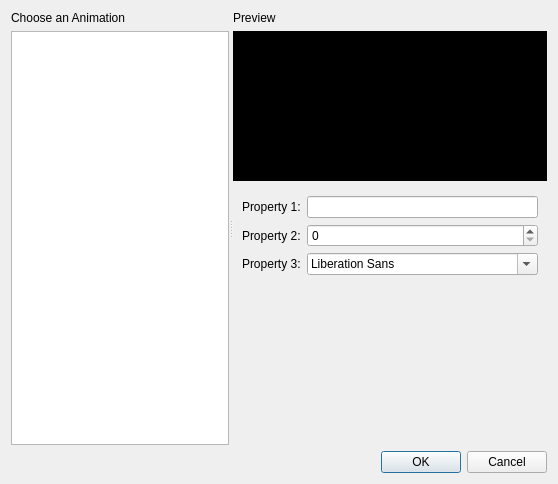
Qt form src/windows/ui/animated-title.ui (OpenShot/openshot-qt) before a commit.
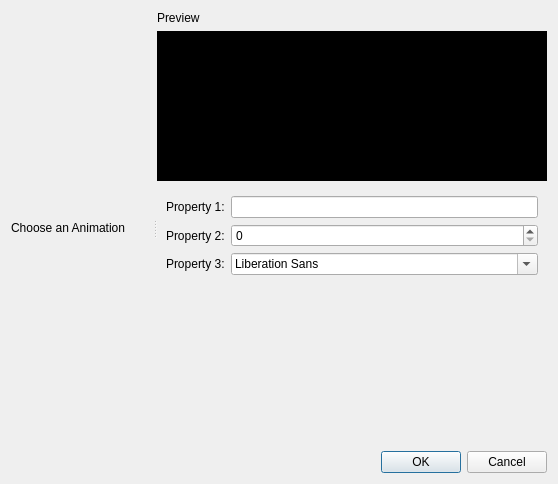
The same form after that commit.

Commit message: Integrated new blender model and treeview into the animated title screen.

```diff
--- a/src/windows/ui/animated-title.ui
+++ b/src/windows/ui/animated-title.ui
@@ -43,9 +43,6 @@
            </property>
           </widget>
          </item>
-         <item>
-          <widget class="QListView" name="listView"/>
-         </item>
         </layout>
        </item>
       </layout>
```
The commit also changes 2 other files.
